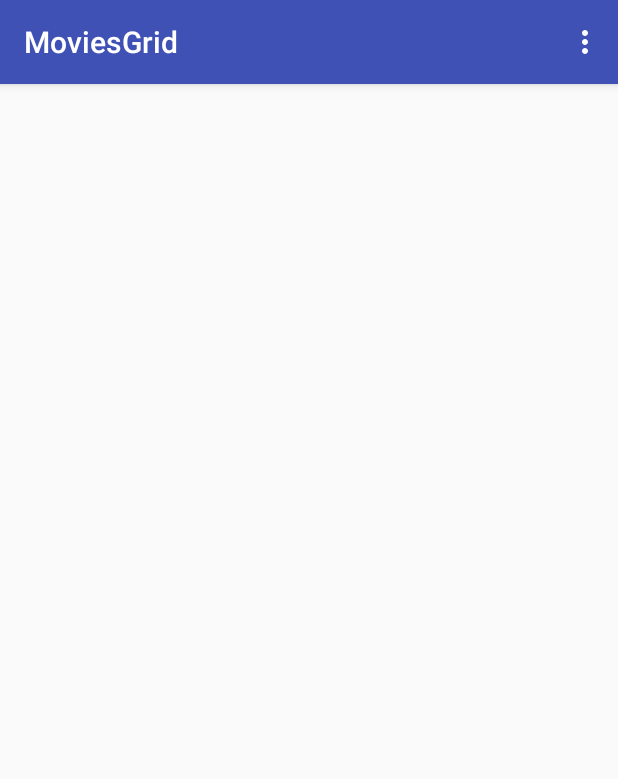
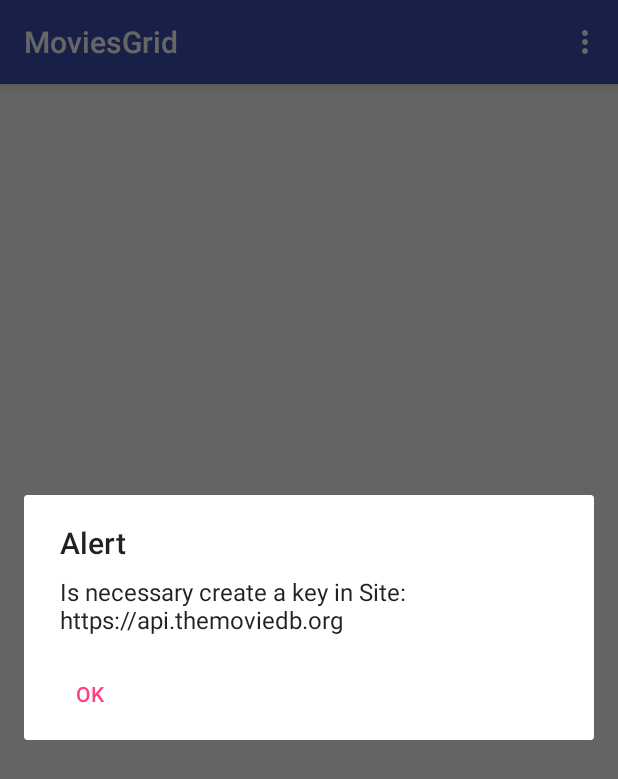
Before and after one commit to ramonmluz/movies-grid-mvp, an Android app: the screen it shows after launch (MoiveActivity), on a phone screen of 412 x 824 dp. Shown: the top 779 px of the screen. Run offline under Robolectric (Android 15) with nearby library versions, the phone set to English and light mode, and no system bars; our stand-ins replace Picasso, Volley; network calls fail; pictures from the network do not load.

Commit message:
Creating return message

```diff
--- a/MoviesGrid/app/src/main/java/br/com/ramonmluz/moviesgrid/model/web/VolleyService.java
+++ b/MoviesGrid/app/src/main/java/br/com/ramonmluz/moviesgrid/model/web/VolleyService.java
@@ -88,7 +88,7 @@ public class VolleyService {
 
         @Override
         public void onErrorResponse(VolleyError error) {
-            Log.d("Error.Response", error.getMessage());
+            Log.d("Error.Response", error.toString());
             mResultListner.notifyError(error);
         }
 
--- a/MoviesGrid/app/src/main/java/br/com/ramonmluz/moviesgrid/presenterImpl/MoviePresenterImpl.java
+++ b/MoviesGrid/app/src/main/java/br/com/ramonmluz/moviesgrid/presenterImpl/MoviePresenterImpl.java
@@ -22,7 +22,6 @@ public class MoviePresenterImpl implements MoviePresenter {
 
         @Override
         public void notifySuccess(List<Movie> movies) {
-
             mView.fillRecyclerView(movies);
         }
 
--- a/MoviesGrid/app/src/main/java/br/com/ramonmluz/moviesgrid/view/MovieActivityFragment.java
+++ b/MoviesGrid/app/src/main/java/br/com/ramonmluz/moviesgrid/view/MovieActivityFragment.java
@@ -1,7 +1,9 @@
 package br.com.ramonmluz.moviesgrid.view;
 
+import android.content.DialogInterface;
 import android.os.Bundle;
 import android.support.v4.app.Fragment;
+import android.support.v7.app.AlertDialog;
 import android.support.v7.widget.GridLayoutManager;
 import android.support.v7.widget.RecyclerView;
 import android.util.Log;
@@ -55,12 +57,22 @@ public class MovieActivityFragment extends Fragment implements MovieView  {
 
     @Override
     public void fillRecyclerView(List<Movie> movies) {
-
         moviesRcyclerView.setAdapter(new MovieRecyclerViewAdapter(movies));
     }
 
     @Override
     public void notifyError(VolleyError error) {
-        Log.e(Constants.TAG_MOVIE, error.getMessage());
+         Log.e(Constants.TAG_MOVIE, error.toString());
+
+        AlertDialog alertDialog = new AlertDialog.Builder(getActivity()).create();
+        alertDialog.setTitle("Alert");
+        alertDialog.setMessage("Is necessary create a key in Site: https://api.themoviedb.org");
+        alertDialog.setButton(AlertDialog.BUTTON_NEUTRAL, "OK", new DialogInterface.OnClickListener() {
+            @Override
+            public void onClick(DialogInterface dialogInterface, int i) {
+                dialogInterface.dismiss();
+            }
+        });
+        alertDialog.show();
     }
 }
```
